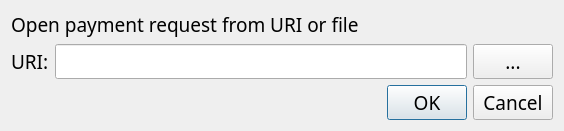
Old version of the form src/qt/forms/openuridialog.ui in the repository nyerium-core/nyerium.
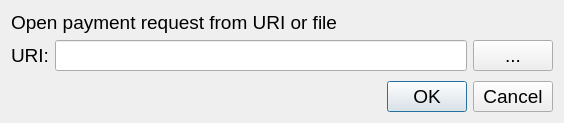
New version of the form. Custom widgets are drawn as their Qt base class.

Patch:
```diff
--- a/src/qt/forms/openuridialog.ui
+++ b/src/qt/forms/openuridialog.ui
@@ -12,7 +12,7 @@
   </property>
   <property name="font">
    <font>
-    <family>Ara Hamah 1982</family>
+    
     <pointsize>14</pointsize>
    </font>
   </property>
@@ -24,7 +24,6 @@
     <widget class="QLabel" name="label_2">
      <property name="font">
       <font>
-       <family>Ara Hamah 1982</family>
        <pointsize>14</pointsize>
       </font>
      </property>
@@ -39,7 +38,7 @@
       <widget class="QLabel" name="label">
        <property name="font">
         <font>
-         <family>Ara Hamah 1982</family>
+         
          <pointsize>14</pointsize>
         </font>
        </property>
@@ -52,7 +51,7 @@
       <widget class="QValidatedLineEdit" name="uriEdit">
        <property name="font">
         <font>
-         <family>Ara Hamah 1982</family>
+         
          <pointsize>14</pointsize>
         </font>
        </property>
@@ -62,7 +61,7 @@
       <widget class="QPushButton" name="selectFileButton">
        <property name="font">
         <font>
-         <family>Ara Hamah 1982</family>
+         
          <pointsize>14</pointsize>
         </font>
        </property>
@@ -83,7 +82,6 @@
     <spacer name="verticalSpacer">
      <property name="font">
       <font>
-       <family>Ara Hamah 1982</family>
        <pointsize>14</pointsize>
       </font>
      </property>
@@ -102,7 +100,6 @@
     <widget class="QDialogButtonBox" name="buttonBox">
      <property name="font">
       <font>
-       <family>Ara Hamah 1982</family>
        <pointsize>14</pointsize>
       </font>
      </property>
```
Lines whose indentation alone changed are shown as unchanged.
